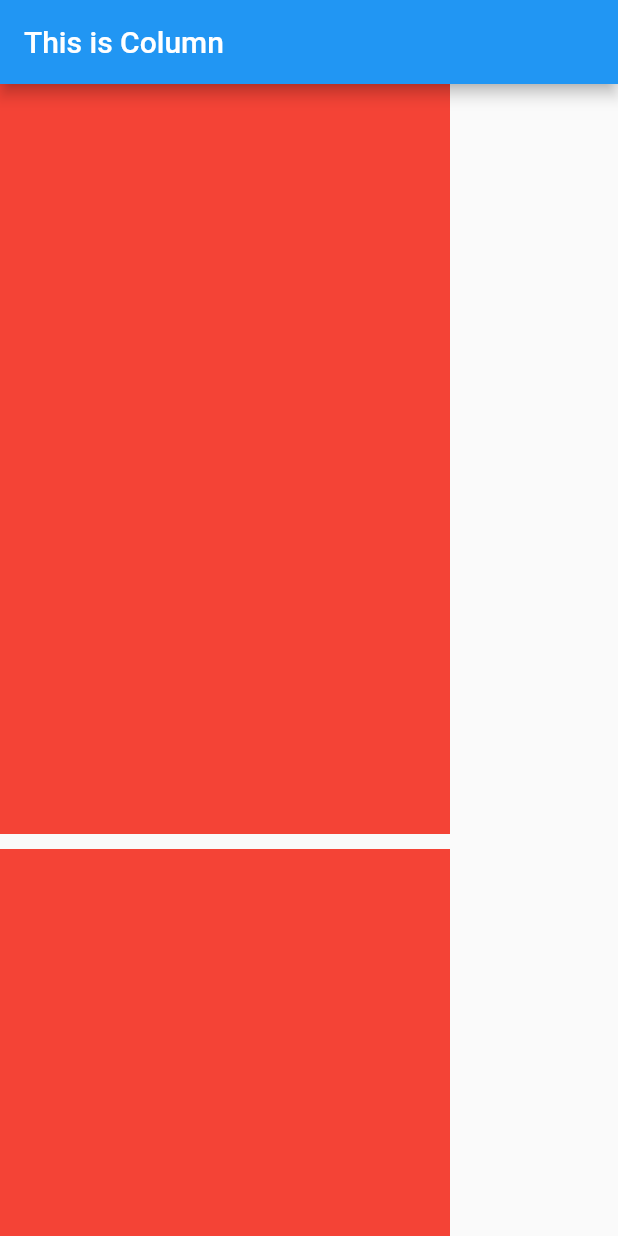
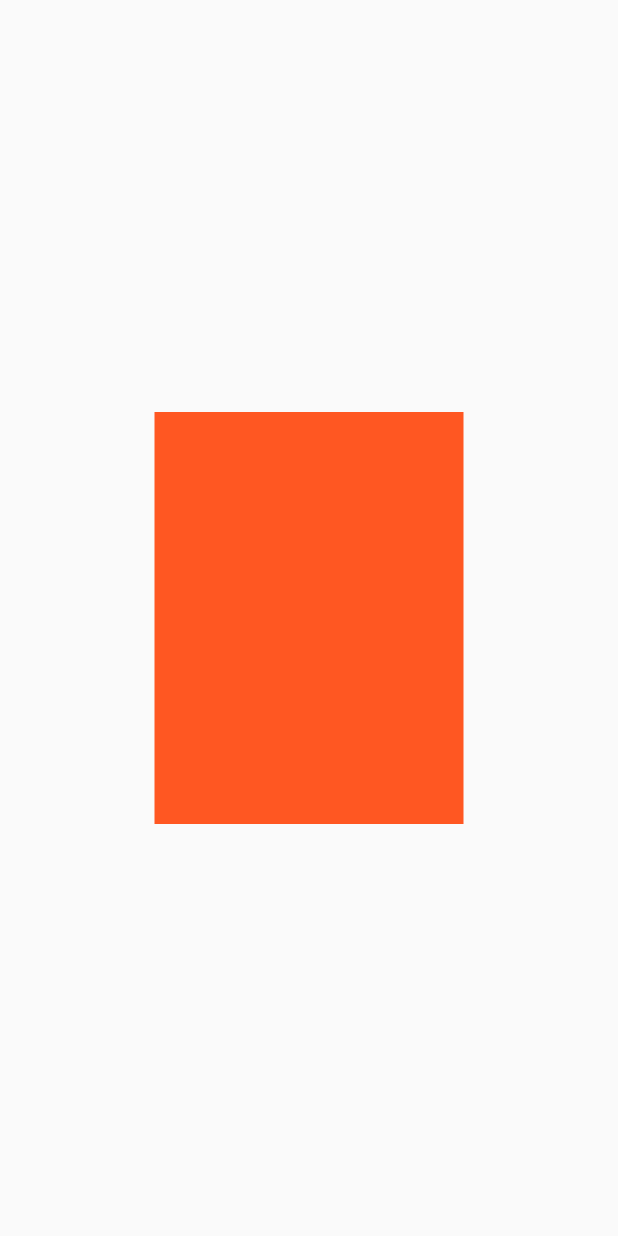
Before and after one commit to mdmanik74/Flutter-Practices, a Flutter app: the screen it shows after launch, on a phone screen of 412 x 824 dp. Run offline on Flutter 3.47's test engine with Material 2 defaults, Android fonts, the phone set to English and light mode, and no system bars.

Commit message:
Mediaquery for responsive

```diff
--- a/lib/main.dart
+++ b/lib/main.dart
@@ -1,39 +1,101 @@
 import 'package:flutter/material.dart';
 
+void main() => runApp(MyApp());
 
-void main () => runApp(Myapp());
-class Myapp extends StatelessWidget{
+class MyApp extends StatelessWidget{
   @override
 
+  Widget build(BuildContext context){
+  return MaterialApp (debugShowCheckedModeBanner:false, home: Homepage());
+
+}
+}
+
+class Homepage extends StatelessWidget{
+  @override
   Widget build (BuildContext context){
-    return MaterialApp(
-      debugShowCheckedModeBanner: false,
-      home: SafeArea(
-        child: Scaffold(
-          appBar: AppBar(title: Text("This is Column"),),
-          body: SingleChildScrollView(
-    scrollDirection: Axis.vertical,
-            child:Column(
-            children: [
-              Container(
-            height: 500,
-                width: 300,
-                color: Colors.red,
-              ),
-              SizedBox(height: 10,),
-              Container(
-                height: 500,
-                width: 300,
-                color: Colors.red,
-              ),
-            ],
+    return SafeArea(
+        child:Scaffold(
+          body: Center(
+            child: Container(
+              height: MediaQuery.of(context).size.height /3,
+              width: MediaQuery.of(context).size.width/ 2,
+              color: Colors.deepOrange,
             ),
           ),
-        ),
-      ),
+        ) ,
+
     );
   }
 }
+
+
+
+
+
+
+
+
+
+
+
+
+
+
+
+
+
+
+
+
+
+
+
+
+
+
+
+
+
+
+
+
+
+//
+//
+// void main () => runApp(Myapp());
+// class Myapp extends StatelessWidget{
+//   @override
+//
+//   Widget build (BuildContext context){
+//     return MaterialApp(
+//       debugShowCheckedModeBanner: false,
+//       home: SafeArea(
+//         child: Scaffold(
+//           appBar: AppBar(title: Text("This is Column"),),
+//           body: SingleChildScrollView(
+//     scrollDirection: Axis.vertical,
+//             child:Column(
+//             children: [
+//               Container(
+//             height: 500,
+//                 width: 300,
+//                 color: Colors.red,
+//               ),
+//               SizedBox(height: 10,),
+//               Container(
+//                 height: 500,
+//                 width: 300,
+//                 color: Colors.red,
+//               ),
+//             ],
+//             ),
+//           ),
+//         ),
+//       ),
+//     );
+//   }
+// }
 
 
 
```
